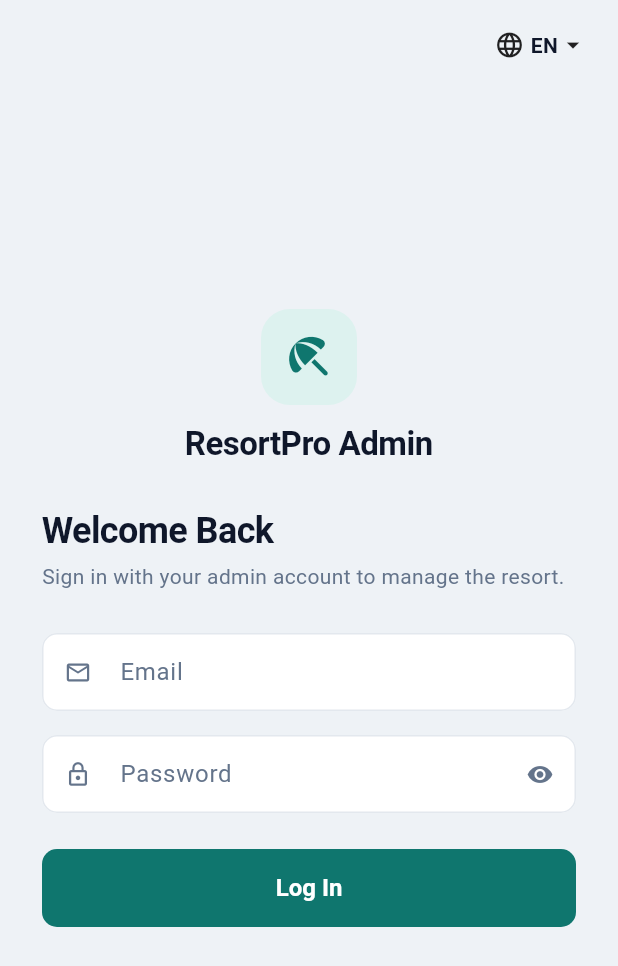
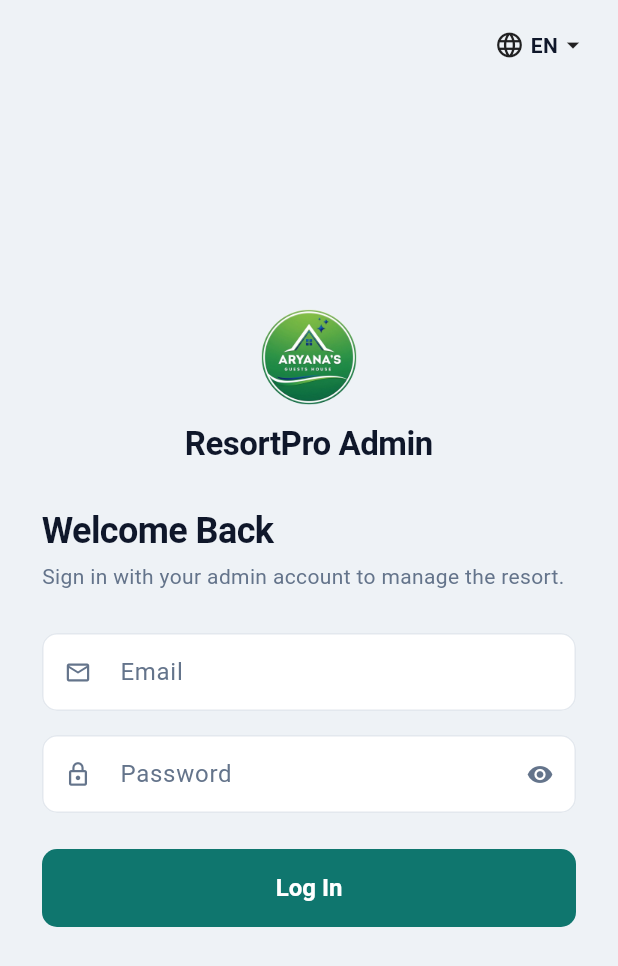
Before and after one commit to kriziabuena34-web/ResortPro, a Flutter app: the screen it shows after launch, on a phone screen of 412 x 824 dp. Shown: the top 966 px of the screen. Run offline on Flutter 3.47's test engine with Material 3 defaults, Android fonts, the phone set to English and light mode, and no system bars; our stand-ins replace flutter_local_notifications, flutter_map, geolocator, google_sign_in, image_picker, latlong2 and 5 more; missing offline and left inert: excel, file_saver, mobile_scanner, workmanager; accounts and stored records are empty.

Commit message:
Admin: Poppins headings and Aryana logo
Co-Authored-By: Claude Opus 5.5 <noreply@anthropic.com>

Claude-Session: https://claude.ai/code/session_018aPc1BpboXZkenUgfnyGqX

```diff
--- a/resortpro_admin/lib/screens/admin_login_page.dart
+++ b/resortpro_admin/lib/screens/admin_login_page.dart
@@ -237,19 +237,11 @@ class _BrandMark extends StatelessWidget {
 
   @override
   Widget build(BuildContext context) {
-    final scheme = Theme.of(context).colorScheme;
-    return Container(
+    return Image.asset(
+      'assets/images/aryana_logo.png',
       width: size,
       height: size,
-      decoration: BoxDecoration(
-        color: light ? Colors.white.withValues(alpha: 0.18) : scheme.primaryContainer,
-        borderRadius: BorderRadius.circular(size * 0.3),
-      ),
-      child: Icon(
-        Icons.beach_access_rounded,
-        size: size * 0.55,
-        color: light ? Colors.white : scheme.primary,
-      ),
+      filterQuality: FilterQuality.medium,
     );
   }
 }
```
Also changed, not shown: resortpro_admin/lib/screens/admin_dashboard_page.dart (+23 -18 lines), resortpro_admin/pubspec.yaml (+12 -0 lines), resortpro_admin/assets/fonts/Poppins-Bold.ttf (added), resortpro_admin/assets/fonts/Poppins-Medium.ttf (added), resortpro_admin/assets/fonts/Poppins-Regular.ttf (added), resortpro_admin/assets/images/aryana_logo.png (added).
